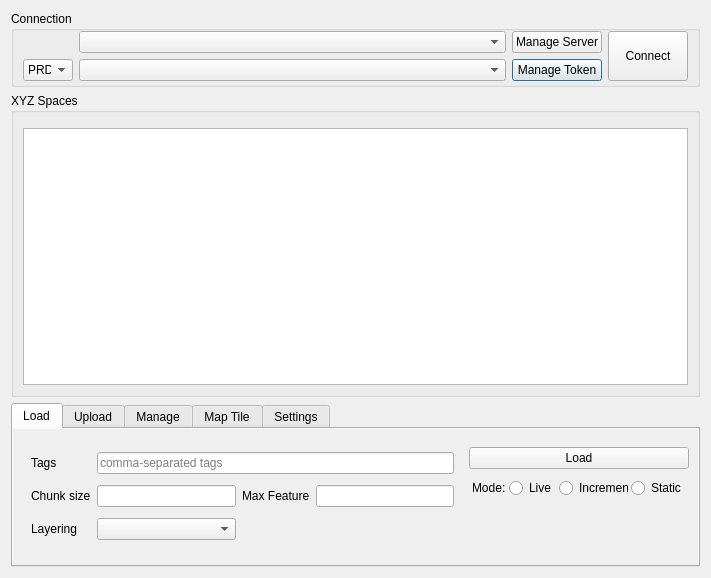
Above: XYZHubConnector/gui/ui/tab_dialog.ui from minff/xyz-qgis-plugin before the change. Below: the same form after it.
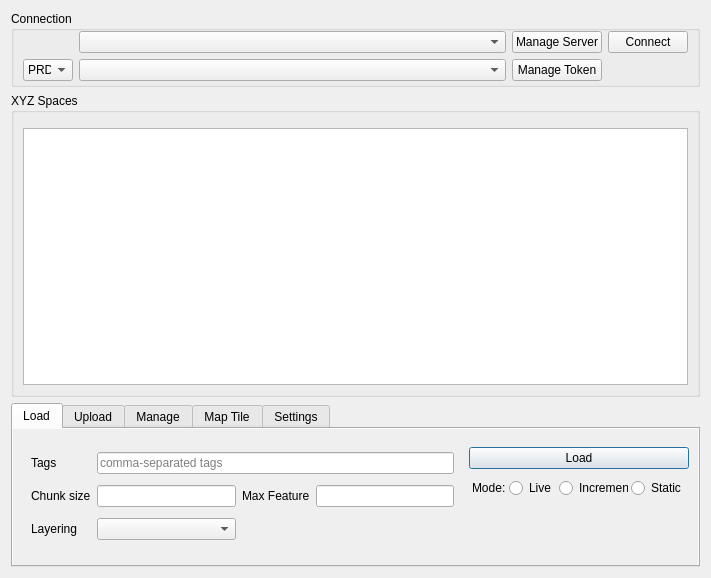
That is the form after the change. Custom widgets are drawn as their Qt base class.

Commit message:
ui: change tab order, default button when pressing enter
+ use small button connect (use)

Patch:
```diff
--- a/XYZHubConnector/gui/ui/tab_dialog.ui
+++ b/XYZHubConnector/gui/ui/tab_dialog.ui
@@ -62,10 +62,7 @@
         <property name="text">
          <string>Manage Token</string>
         </property>
-        <property name="default">
-         <bool>false</bool>
-        </property>
-        <property name="flat">
+        <property name="autoDefault">
          <bool>false</bool>
         </property>
        </widget>
@@ -81,10 +78,7 @@
         <property name="text">
          <string>Manage Server</string>
         </property>
-        <property name="default">
-         <bool>false</bool>
-        </property>
-        <property name="flat">
+        <property name="autoDefault">
          <bool>false</bool>
         </property>
        </widget>
@@ -139,10 +133,10 @@
         </property>
        </widget>
       </item>
-      <item row="0" column="4" rowspan="2">
+      <item row="0" column="4">
        <widget class="QPushButton" name="btn_use">
         <property name="sizePolicy">
-         <sizepolicy hsizetype="Fixed" vsizetype="Preferred">
+         <sizepolicy hsizetype="Preferred" vsizetype="Fixed">
           <horstretch>0</horstretch>
           <verstretch>0</verstretch>
          </sizepolicy>
@@ -150,10 +144,7 @@
         <property name="text">
          <string>Connect</string>
         </property>
-        <property name="default">
-         <bool>false</bool>
-        </property>
-        <property name="flat">
+        <property name="autoDefault">
          <bool>false</bool>
         </property>
        </widget>
```
Left out of the diff: 2 changed lines with no effect on the pictures.
